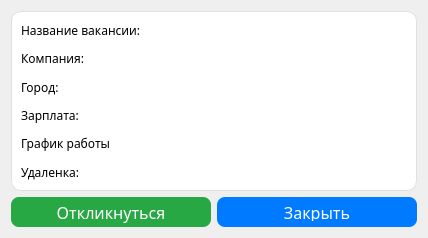
Before: the Qt Designer form GreyHound/vacancydetailswindow.ui in ProteusP/GreyHound-hiring-desktop-app, drawn with Qt 5.
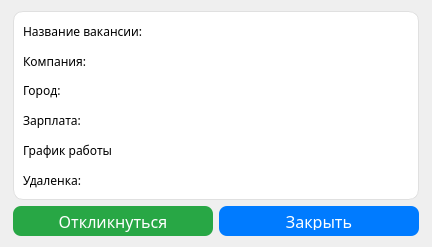
After: the same form once the commit is applied.

```diff
--- a/GreyHound/vacancydetailswindow.ui
+++ b/GreyHound/vacancydetailswindow.ui
@@ -6,8 +6,8 @@
    <rect>
     <x>0</x>
     <y>0</y>
-    <width>428</width>
-    <height>238</height>
+    <width>432</width>
+    <height>247</height>
    </rect>
   </property>
   <property name="windowTitle">
@@ -206,6 +206,11 @@
          <layout class="QVBoxLayout" name="verticalLayout">
           <item>
            <widget class="QLabel" name="title">
+            <property name="styleSheet">
+             <string notr="true">QLabel {
+  color: black;
+}</string>
+            </property>
             <property name="text">
              <string/>
             </property>
```
